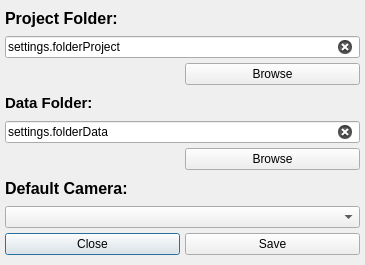
The window that AutoFTG/qtGui/settingsGui.ui (bilkos/AutoFTG-Scripts_Metashape-Pro) describes before a commit, drawn with Qt 5.
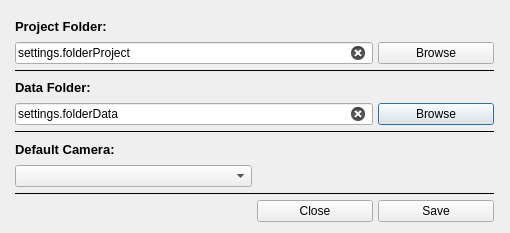
The same window after the commit. Icons and pictures are not drawn.

Commit message: Menu items redesign

Diff of the .ui file:
```diff
--- a/AutoFTG/qtGui/settingsGui.ui
+++ b/AutoFTG/qtGui/settingsGui.ui
@@ -7,14 +7,23 @@
    <rect>
     <x>0</x>
     <y>0</y>
-    <width>365</width>
-    <height>265</height>
+    <width>510</width>
+    <height>233</height>
    </rect>
   </property>
   <property name="windowTitle">
    <string notr="true">AutoFTG Settings</string>
   </property>
-  <layout class="QGridLayout" name="gridLayout_2">
+  <widget class="QWidget" name="gridLayoutWidget">
+   <property name="geometry">
+    <rect>
+     <x>10</x>
+     <y>10</y>
+     <width>489</width>
+     <height>217</height>
+    </rect>
+   </property>
+   <layout class="QGridLayout" name="gridLayout">
    <property name="leftMargin">
     <number>5</number>
    </property>
@@ -24,35 +33,13 @@
    <property name="rightMargin">
     <number>5</number>
    </property>
-   <item row="0" column="0">
-    <widget class="QLabel" name="label">
-     <property name="font">
-      <font>
-       <family>Segoe UI</family>
-       <pointsize>12</pointsize>
-       <weight>75</weight>
-       <bold>true</bold>
-      </font>
-     </property>
-     <property name="text">
-      <string>Project Folder:</string>
-     </property>
-    </widget>
-   </item>
-   <item row="1" column="0" colspan="2">
-    <widget class="QLineEdit" name="lineProjFolder">
-     <property name="inputMask">
-      <string notr="true"/>
-     </property>
-     <property name="text">
-      <string notr="true">settings.folderProject</string>
-     </property>
-     <property name="clearButtonEnabled">
-      <bool>true</bool>
-     </property>
-    </widget>
-   </item>
-   <item row="4" column="0" colspan="2">
+    <property name="bottomMargin">
+     <number>5</number>
+    </property>
+    <property name="spacing">
+     <number>5</number>
+    </property>
+    <item row="4" column="0" colspan="3">
     <widget class="QLineEdit" name="lineDataFolder">
      <property name="inputMask">
       <string notr="true"/>
@@ -65,12 +52,12 @@
      </property>
     </widget>
    </item>
-   <item row="6" column="0" colspan="2">
+    <item row="6" column="0">
     <widget class="QLabel" name="label_3">
      <property name="font">
       <font>
        <family>Segoe UI</family>
-       <pointsize>12</pointsize>
+        <pointsize>10</pointsize>
        <weight>75</weight>
        <bold>true</bold>
       </font>
@@ -80,72 +67,16 @@
      </property>
     </widget>
    </item>
-   <item row="8" column="0">
-    <widget class="QPushButton" name="btnClose">
-     <property name="text">
-      <string notr="true">Close</string>
-     </property>
-    </widget>
-   </item>
-   <item row="8" column="1">
-    <widget class="QPushButton" name="btnSave">
+    <item row="1" column="0" colspan="3">
+     <widget class="QLineEdit" name="lineProjFolder">
+      <property name="inputMask">
+       <string notr="true"/>
+      </property>
      <property name="text">
-      <string notr="true">Save</string>
-     </property>
-    </widget>
-   </item>
-   <item row="5" column="1">
-    <widget class="QPushButton" name="btnDataFolder">
-     <property name="text">
-      <string notr="true">Browse</string>
-     </property>
-     <property name="icon">
-      <iconset resource="../qtresources.qrc">
-       <normaloff>:/AutoFTG/openfolder.png</normaloff>:/AutoFTG/openfolder.png</iconset>
-     </property>
-     <property name="iconSize">
-      <size>
-       <width>21</width>
-       <height>21</height>
-      </size>
-     </property>
-     <property name="flat">
-      <bool>false</bool>
-     </property>
-    </widget>
-   </item>
-   <item row="2" column="1">
-    <widget class="QPushButton" name="btnProjFolder">
-     <property name="text">
-      <string notr="true">Browse</string>
-     </property>
-     <property name="icon">
-      <iconset resource="../qtresources.qrc">
-       <normaloff>:/AutoFTG/openfolder.png</normaloff>:/AutoFTG/openfolder.png</iconset>
-     </property>
-     <property name="iconSize">
-      <size>
-       <width>21</width>
-       <height>21</height>
-      </size>
-     </property>
-     <property name="flat">
-      <bool>false</bool>
-     </property>
-    </widget>
-   </item>
-   <item row="3" column="0">
-    <widget class="QLabel" name="label_2">
-     <property name="font">
-      <font>
-       <family>Segoe UI</family>
-       <pointsize>11</pointsize>
-       <weight>75</weight>
-       <bold>true</bold>
-      </font>
-     </property>
-     <property name="text">
-      <string>Data Folder:</string>
+       <string notr="true">settings.folderProject</string>
+      </property>
+      <property name="clearButtonEnabled">
+       <bool>true</bool>
      </property>
     </widget>
    </item>
@@ -159,7 +90,130 @@
      </property>
     </widget>
    </item>
-  </layout>
+    <item row="0" column="0">
+     <widget class="QLabel" name="label">
+      <property name="font">
+       <font>
+        <family>Segoe UI</family>
+        <pointsize>10</pointsize>
+        <weight>75</weight>
+        <bold>true</bold>
+       </font>
+      </property>
+      <property name="text">
+       <string>Project Folder:</string>
+      </property>
+     </widget>
+    </item>
+    <item row="4" column="3">
+     <widget class="QPushButton" name="btnDataFolder">
+      <property name="text">
+       <string notr="true">Browse</string>
+      </property>
+      <property name="icon">
+       <iconset resource="../qtresources.qrc">
+        <normaloff>:/AutoFTG/openfolder.png</normaloff>:/AutoFTG/openfolder.png</iconset>
+      </property>
+      <property name="iconSize">
+       <size>
+        <width>21</width>
+        <height>21</height>
+       </size>
+      </property>
+      <property name="flat">
+       <bool>false</bool>
+      </property>
+     </widget>
+    </item>
+    <item row="8" column="0" colspan="4">
+     <widget class="Line" name="line">
+      <property name="frameShadow">
+       <enum>QFrame::Plain</enum>
+      </property>
+      <property name="orientation">
+       <enum>Qt::Horizontal</enum>
+      </property>
+     </widget>
+    </item>
+    <item row="3" column="0">
+     <widget class="QLabel" name="label_2">
+      <property name="font">
+       <font>
+        <family>Segoe UI</family>
+        <pointsize>10</pointsize>
+        <weight>75</weight>
+        <bold>true</bold>
+       </font>
+      </property>
+      <property name="text">
+       <string>Data Folder:</string>
+      </property>
+     </widget>
+    </item>
+    <item row="1" column="3">
+     <widget class="QPushButton" name="btnProjFolder">
+      <property name="text">
+       <string notr="true">Browse</string>
+      </property>
+      <property name="icon">
+       <iconset resource="../qtresources.qrc">
+        <normaloff>:/AutoFTG/openfolder.png</normaloff>:/AutoFTG/openfolder.png</iconset>
+      </property>
+      <property name="iconSize">
+       <size>
+        <width>21</width>
+        <height>21</height>
+       </size>
+      </property>
+      <property name="flat">
+       <bool>false</bool>
+      </property>
+     </widget>
+    </item>
+    <item row="9" column="2">
+     <widget class="QPushButton" name="btnClose">
+      <property name="text">
+       <string notr="true">Close</string>
+      </property>
+      <property name="icon">
+       <iconset resource="../qtresources.qrc">
+        <normaloff>:/AutoFTG/icons8-close-30.png</normaloff>:/AutoFTG/icons8-close-30.png</iconset>
+      </property>
+     </widget>
+    </item>
+    <item row="9" column="3">
+     <widget class="QPushButton" name="btnSave">
+      <property name="text">
+       <string notr="true">Save</string>
+      </property>
+      <property name="icon">
+       <iconset resource="../qtresources.qrc">
+        <normaloff>:/AutoFTG/pencil-writing_107734.png</normaloff>:/AutoFTG/pencil-writing_107734.png</iconset>
+      </property>
+     </widget>
+    </item>
+    <item row="2" column="0" colspan="4">
+     <widget class="Line" name="line_7">
+      <property name="frameShadow">
+       <enum>QFrame::Plain</enum>
+      </property>
+      <property name="orientation">
+       <enum>Qt::Horizontal</enum>
+      </property>
+     </widget>
+    </item>
+    <item row="5" column="0" colspan="4">
+     <widget class="Line" name="line_2">
+      <property name="frameShadow">
+       <enum>QFrame::Plain</enum>
+      </property>
+      <property name="orientation">
+       <enum>Qt::Horizontal</enum>
+      </property>
+     </widget>
+    </item>
+   </layout>
+  </widget>
  </widget>
  <layoutdefault spacing="5" margin="10"/>
  <resources>
```
Lines whose indentation alone changed are shown as unchanged. The commit also changes 2 other files.
